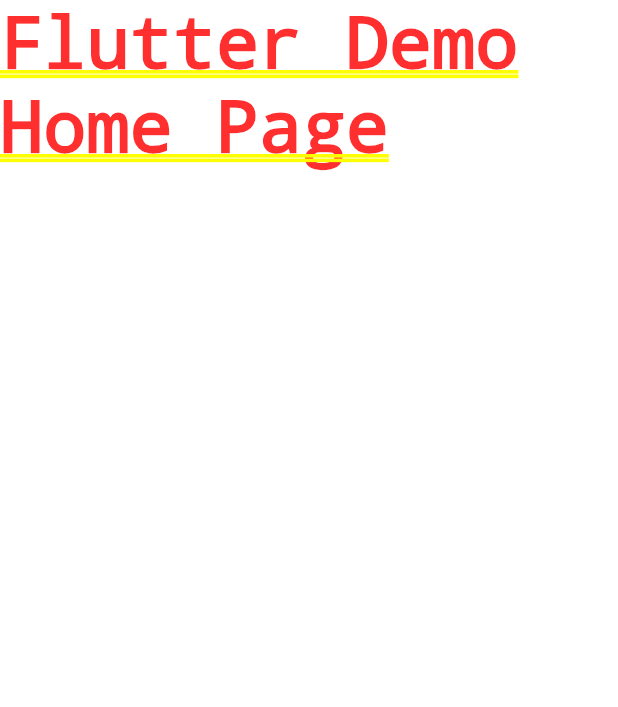
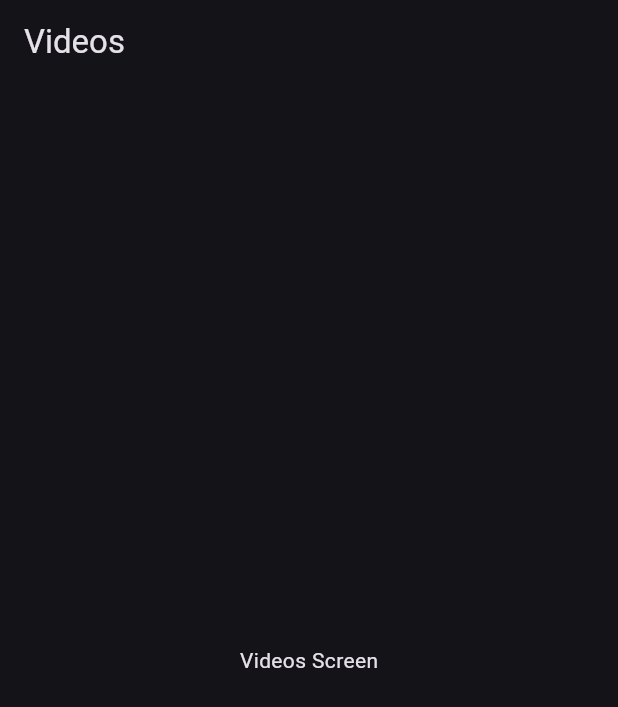
Before and after one commit to DiegoVilla27/flutter-cinema, a Flutter app: the screen it shows after launch, on a phone screen of 412 x 824 dp. Shown: the top 707 px of the screen. Run offline on Flutter 3.47's test engine with Material 3 defaults, Android fonts, the phone set to English and light mode, and no system bars; our stand-ins replace flutter_riverpod, go_router.

Commit message:
feat: Config Router and Theme with provider theme

```diff
--- /dev/null
+++ b/lib/core/router/router_config.dart
@@ -0,0 +1,21 @@
+import 'package:flutter_cinema/core/router/router_name.dart';
+import 'package:flutter_cinema/features/movies/presentation/pages/videos/videos_screen.dart';
+import 'package:go_router/go_router.dart';
+
+/// A class that defines the application's routing configuration using GoRouter.
+///
+/// This class sets up the initial location and defines the routes for the
+/// application. Each route is associated with a name and a path, and
+/// uses a builder function to return the corresponding screen widget.
+class AppRouter {
+  static final GoRouter router = GoRouter(
+    initialLocation: '/videos',
+    routes: [
+      GoRoute(
+        name: AppRouterName.videos,
+        path: '/videos',
+        builder: (context, state) => const VideosScreen(),
+      ),
+    ],
+  );
+}
--- /dev/null
+++ b/lib/core/router/router_name.dart
@@ -0,0 +1,7 @@
+/// A class that defines named routes for the application.
+///
+/// This class contains static constants representing the names
+/// of different routes used in the app.
+class AppRouterName {
+  static const String videos = 'videos';
+}
--- /dev/null
+++ b/lib/core/theme/providers/app_theme_provider.dart
@@ -0,0 +1,42 @@
+import 'package:flutter_cinema/core/theme/app_theme.dart';
+import 'package:flutter_cinema/core/theme/app_theme_colors.dart';
+import 'package:flutter_riverpod/flutter_riverpod.dart';
+
+/// Provides a [StateNotifierProvider] for managing theme state using
+/// [AppThemeNotifierProvider] and [AppTheme].
+///
+/// This provider allows the application to reactively update its theme
+/// based on the state managed by [AppThemeNotifierProvider].
+final appThemeNotifierProvider =
+    StateNotifierProvider<AppThemeNotifierProvider, AppTheme>(
+      (ref) => AppThemeNotifierProvider(),
+    );
+
+/// ----------------------------------------------------------- ///
+
+/// A [StateNotifier] that manages theme-related state changes.
+///
+/// This class provides methods to toggle dark mode and change the
+/// color palette of the theme. It extends [StateNotifier] with a
+/// state of type [AppTheme].
+class AppThemeNotifierProvider extends StateNotifier<AppTheme> {
+  AppThemeNotifierProvider() : super(AppTheme());
+
+  /// Toggles the dark mode setting in the current state.
+  ///
+  /// This method updates the state by inverting the current value of
+  /// the `isDarkMode` property.
+  void toggleDarkMode() {
+    state = state.copyWith(isDarkMode: !state.isDarkMode);
+  }
+
+  /// Updates the current state with a new color palette.
+  ///
+  /// This method modifies the `selectedColor` property of the state
+  /// by copying the existing state and applying the new color.
+  ///
+  /// [color] is the new color palette to be set.
+  void setSelectedColor(EColorsType color) {
+    state = state.copyWith(selectedColor: color);
+  }
+}
--- /dev/null
+++ b/lib/features/movies/presentation/pages/videos/videos_screen.dart
@@ -0,0 +1,13 @@
+import 'package:flutter/material.dart';
+
+class VideosScreen extends StatelessWidget {
+  const VideosScreen({super.key});
+
+  @override
+  Widget build(_) {
+    return Scaffold(
+      appBar: AppBar(title: Text("Videos")),
+      body: SafeArea(child: Center(child: Text("Videos Screen"))),
+    );
+  }
+}
--- a/lib/main.dart
+++ b/lib/main.dart
@@ -1,20 +1,24 @@
 import 'package:flutter/material.dart';
+import 'package:flutter_cinema/core/router/router_config.dart';
+import 'package:flutter_cinema/core/theme/providers/app_theme_provider.dart';
+import 'package:flutter_riverpod/flutter_riverpod.dart';
 
 void main() {
-  runApp(const MyApp());
+  runApp(ProviderScope(child: const MyApp()));
 }
 
-class MyApp extends StatelessWidget {
+class MyApp extends ConsumerWidget {
   const MyApp({super.key});
 
   @override
-  Widget build(BuildContext context) {
-    return MaterialApp(
+  Widget build(_, WidgetRef ref) {
+    final appThemeNotifier = ref.watch(appThemeNotifierProvider);
+
+    return MaterialApp.router(
+      debugShowCheckedModeBanner: false,
       title: 'Flutter Cinema',
-      theme: ThemeData(
-        colorScheme: ColorScheme.fromSeed(seedColor: Colors.deepPurple),
-      ),
-      home: const Text('Flutter Demo Home Page'),
+      theme: appThemeNotifier.get(),
+      routerConfig: AppRouter.router,
     );
   }
 }
```
Also changed, not shown: lib/core/theme/app_theme.dart (added, +36 -0 lines), lib/core/theme/app_theme_colors.dart (added, +35 -0 lines), pubspec.yaml (+6 -16 lines), pubspec.lock.
